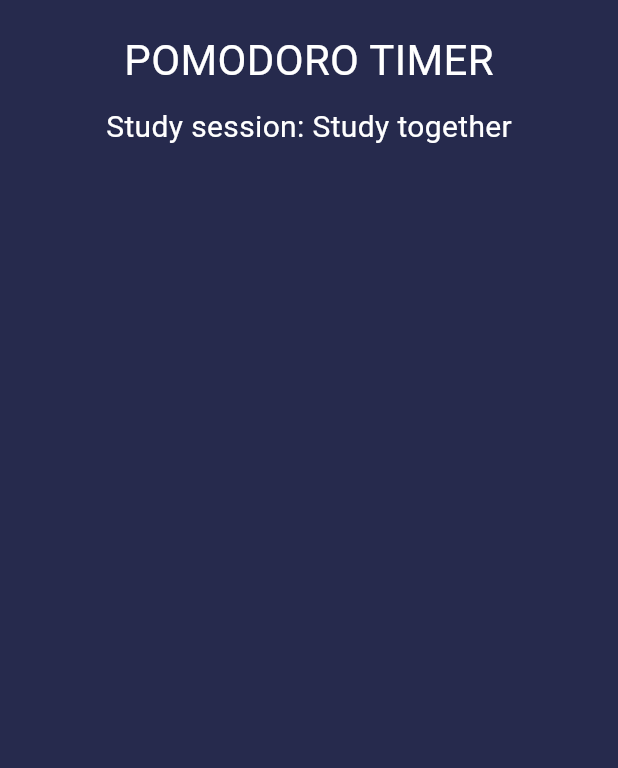
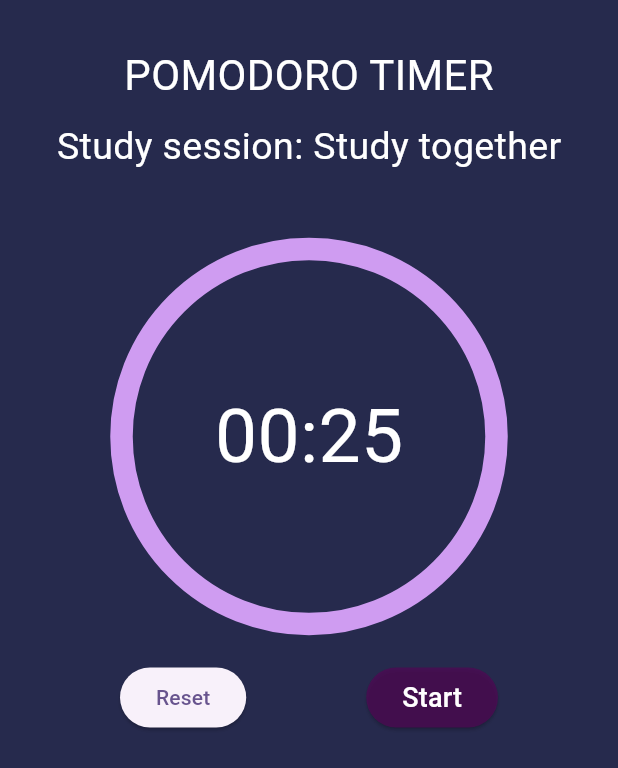
Before and after one commit to ingridlopez45/pomodoro_timer, a Flutter app: the screen it shows after launch, on a phone screen of 412 x 824 dp. Shown: the top 768 px of the screen. Run offline on Flutter 3.47's test engine with Material 3 defaults, Android fonts, the phone set to English and light mode, and no system bars.

Commit message:
chore: Add TimerSession component for Pomodoro timer functionality

```diff
--- /dev/null
+++ b/lib/components/timer_session.dart
@@ -0,0 +1,74 @@
+import 'dart:async';
+import 'package:flutter/material.dart';
+
+class TimerSession extends StatefulWidget{
+
+  @override
+  _TimerSessionState createState() => _TimerSessionState();
+}
+
+class _TimerSessionState extends State<TimerSession>{
+  static const maxSeconds = 25;
+  int seconds = maxSeconds;
+  Timer? timer;
+
+  void resetTimer()=> setState(() => seconds =maxSeconds);
+
+  void  _StartTimer(){
+    timer=Timer.periodic(const Duration(seconds: 60), (_) {
+      if(seconds >0){
+      setState(() => seconds--);
+      }else{
+        stopTimer();
+      }
+    });
+  }
+
+  void stopTimer({bool reset=true}){
+    if(reset){
+      resetTimer();
+    }
+    timer?.cancel();
+  }
+
+@override
+Widget build(BuildContext context){
+  return SingleChildScrollView(
+    child: Column(
+      children: [
+        buildTimer(),
+        const SizedBox(height: 25),
+        Row(
+          mainAxisAlignment: MainAxisAlignment.spaceEvenly,
+          children: [
+            ElevatedButton(onPressed: stopTimer, child: const Text('Reset')),
+            ElevatedButton(onPressed: _StartTimer, style: const ButtonStyle(backgroundColor: MaterialStatePropertyAll(Color.fromARGB(181, 81, 6, 85))), child: Text('Start', style: TextStyle(fontSize: 18,color: Theme.of(context).secondaryHeaderColor),)),
+          ],
+        )
+      ],
+    ),
+  );
+}
+
+Widget buildTimer()=> SizedBox(
+  width: 250,
+  height: 250,
+  child: Stack(
+    fit: StackFit.expand,
+    children: [
+      CircularProgressIndicator(
+        value: 1-seconds/maxSeconds,
+        strokeWidth: 15,
+        valueColor: const AlwaysStoppedAnimation( Color.fromARGB(255, 136, 72, 180)),
+        backgroundColor: const Color.fromARGB(255, 207, 156, 241),
+      ),
+      Center(child: buildTime()),
+      ]),
+);
+
+Widget buildTime(){
+  return Text('00:$seconds',
+  style: TextStyle(color: Theme.of(context).secondaryHeaderColor, fontSize: 50),
+  );
+}
+}
--- a/lib/main.dart
+++ b/lib/main.dart
@@ -12,7 +12,8 @@ class MyApp extends StatelessWidget {
   Widget build(BuildContext context) {
     return MaterialApp(
       theme: ThemeData(
-        primaryColor: Color.fromARGB(223, 7, 11, 52),
+        primaryColor: const Color.fromARGB(223, 7, 11, 52),
+        secondaryHeaderColor: Colors.white,
         colorScheme: ColorScheme.fromSeed(seedColor: Colors.deepPurple),
         useMaterial3: true,
       ),
--- a/lib/pomodoro_page.dart
+++ b/lib/pomodoro_page.dart
@@ -1,4 +1,5 @@
 import 'package:flutter/material.dart';
+import 'package:pomodoro_timer/components/timer_session.dart';
 
 class PomodoroPage extends StatelessWidget{
   PomodoroPage ({super.key});
@@ -8,21 +9,20 @@ class PomodoroPage extends StatelessWidget{
   Widget build(BuildContext context){
     return Scaffold(
       backgroundColor: Theme.of(context).primaryColor,
-      body: Container(
-        child: SafeArea(child: SingleChildScrollView(
+      body: SafeArea(child: SingleChildScrollView(
         child: Center(
           child: Column(
             children: [
-                const SizedBox(height: 20),
+              const SizedBox(height: 30),
               const Text('POMODORO TIMER', style: TextStyle(fontSize: 28,color: Colors.white)),
-                SizedBox(height: 10),
-                const Text('Study session: Study together', style: TextStyle(fontSize: 20, color: Colors.white),),
-
+              const SizedBox(height: 10),
+              const Text('Study session: Study together', style: TextStyle(fontSize: 25, color: Colors.white),),
+              const SizedBox(height: 50),
+              TimerSession()
             ],
           ),
         ),
-        ),),
-      )
+      ),)
     );
   }
 
--- a/pubspec.yaml
+++ b/pubspec.yaml
@@ -30,11 +30,12 @@ environment:
 dependencies:
   flutter:
     sdk: flutter
-    flutter_timer_countdown: ^2.2.0
 
   # The following adds the Cupertino Icons font to your application.
   # Use with the CupertinoIcons class for iOS style icons.
   cupertino_icons: ^1.0.6
+  percent_indicator: ^4.0.1
+
 
 dev_dependencies:
   flutter_test:
```
Also changed, not shown: pubspec.lock. Lines whose indentation alone changed are shown as unchanged.
